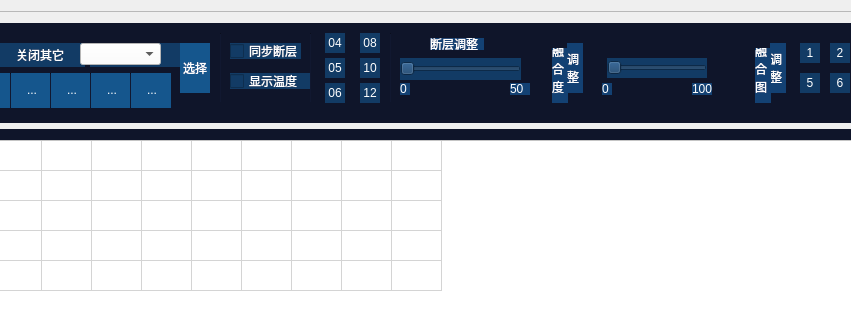
This is IRProc/IRProc/IRProc.ui in seafrog1984/QTIRProc as Qt 5 draws it before an edit; both pictures show x 263 to 1114 and y 0 to 320 of the 1442 by 782 pixel window. The edited form follows.
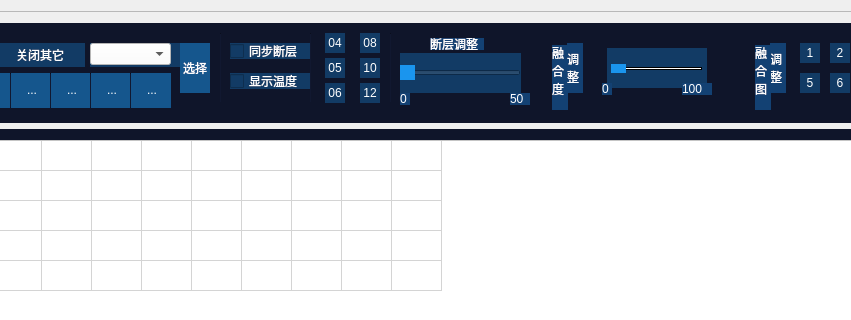
This is the edited form. The open tabs and pages were chosen to show the change. Icons and pictures are not drawn. Custom widgets are drawn as their Qt base class.

Patch:
```diff
--- a/IRProc/IRProc/IRProc.ui
+++ b/IRProc/IRProc/IRProc.ui
@@ -58,8 +58,8 @@
         <rect>
          <x>0</x>
          <y>0</y>
-         <width>1346</width>
-         <height>717</height>
+         <width>1340</width>
+         <height>700</height>
         </rect>
        </property>
        <property name="minimumSize">
@@ -531,7 +531,7 @@
               <rect>
                <x>400</x>
                <y>20</y>
-               <width>71</width>
+               <width>80</width>
                <height>16</height>
               </rect>
              </property>
@@ -637,14 +637,33 @@
              <property name="geometry">
               <rect>
                <x>570</x>
-               <y>35</y>
+               <y>30</y>
                <width>121</width>
-               <height>22</height>
+               <height>40</height>
               </rect>
              </property>
              <property name="styleSheet">
-              <string notr="true">image: url(:/IRProc/Color-Bar);
-background-color: rgb(18, 59, 101);</string>
+              <string notr="true">QSlider::handle:horizontal{                               
+     
+	background-color: rgb(26,149 , 238);
+     border: 0px ;                           
+   
+     width: 15px;
+	 height:4px;
+     margin: -4px 0px -4px 0px;                  
+}
+QSlider{
+
+background-color: rgb(18, 59, 101);
+}
+QSlider::groove:horizontal {                                
+     border: 1px solid;                             
+     height: 1px;                                           
+    margin: 0px 0;                                         
+     left: 5px; right: 5px; 
+border-image: url(:/IRProc/Color-Bar);
+ }
+</string>
              </property>
              <property name="orientation">
               <enum>Qt::Horizontal</enum>
@@ -1086,7 +1105,7 @@
             <widget class="QComboBox" name="cbox_smooth">
              <property name="geometry">
               <rect>
-               <x>250</x>
+               <x>260</x>
                <y>20</y>
                <width>81</width>
                <height>22</height>
@@ -1117,7 +1136,7 @@
              <property name="geometry">
               <rect>
                <x>570</x>
-               <y>60</y>
+               <y>70</y>
                <width>10</width>
                <height>12</height>
               </rect>
@@ -1130,7 +1149,7 @@
              <property name="geometry">
               <rect>
                <x>680</x>
-               <y>60</y>
+               <y>70</y>
                <width>20</width>
                <height>12</height>
               </rect>
@@ -1208,14 +1227,35 @@
              <property name="geometry">
               <rect>
                <x>75</x>
-               <y>35</y>
+               <y>25</y>
                <width>100</width>
-               <height>20</height>
+               <height>40</height>
               </rect>
              </property>
              <property name="styleSheet">
-              <string notr="true">
-background-color: rgb(18, 59, 101);</string>
+              <string notr="true">QSlider::handle:horizontal{                               
+     
+	background-color: rgb(26,149 , 238);
+     border: 0px ;                           
+   
+     width: 15px;
+	 height:4px;
+     margin: -4px -2px -4px -2px;                  
+}
+QSlider{
+
+background-color: rgb(18, 59, 101);
+}
+QSlider::groove:horizontal {                                
+     border: 1px solid;                             
+     height: 1px;                                           
+    margin: 0px 0;                                         
+     left: 5px; right: 5px;
+ 
+	background-color: rgb(255, 255, 255);
+
+ }
+</string>
              </property>
              <property name="orientation">
               <enum>Qt::Horizontal</enum>
@@ -1225,9 +1265,9 @@
              <property name="geometry">
               <rect>
                <x>20</x>
-               <y>25</y>
+               <y>22</y>
                <width>16</width>
-               <height>55</height>
+               <height>65</height>
               </rect>
              </property>
              <property name="styleSheet">
@@ -1279,9 +1319,9 @@
             <widget class="QLabel" name="label_45">
              <property name="geometry">
               <rect>
-               <x>160</x>
+               <x>150</x>
                <y>60</y>
-               <width>20</width>
+               <width>30</width>
                <height>12</height>
               </rect>
              </property>
@@ -1343,9 +1383,9 @@
              <property name="geometry">
               <rect>
                <x>25</x>
-               <y>25</y>
+               <y>22</y>
                <width>16</width>
-               <height>55</height>
+               <height>65</height>
               </rect>
              </property>
              <property name="styleSheet">
```
Left out of the diff: 343 changed lines with no effect on the pictures.
